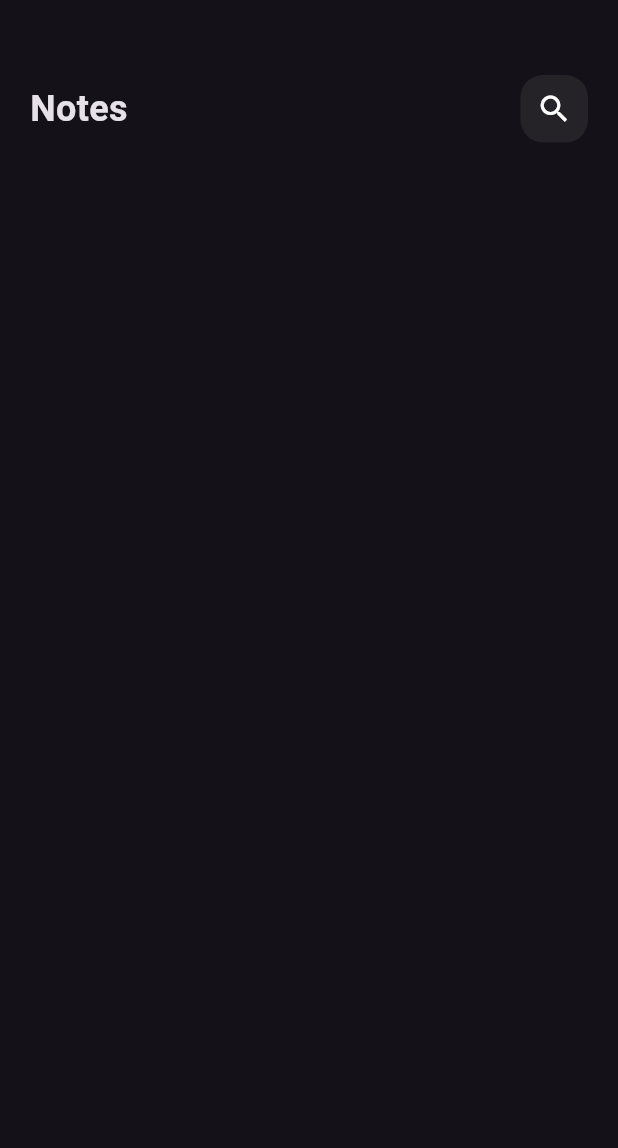
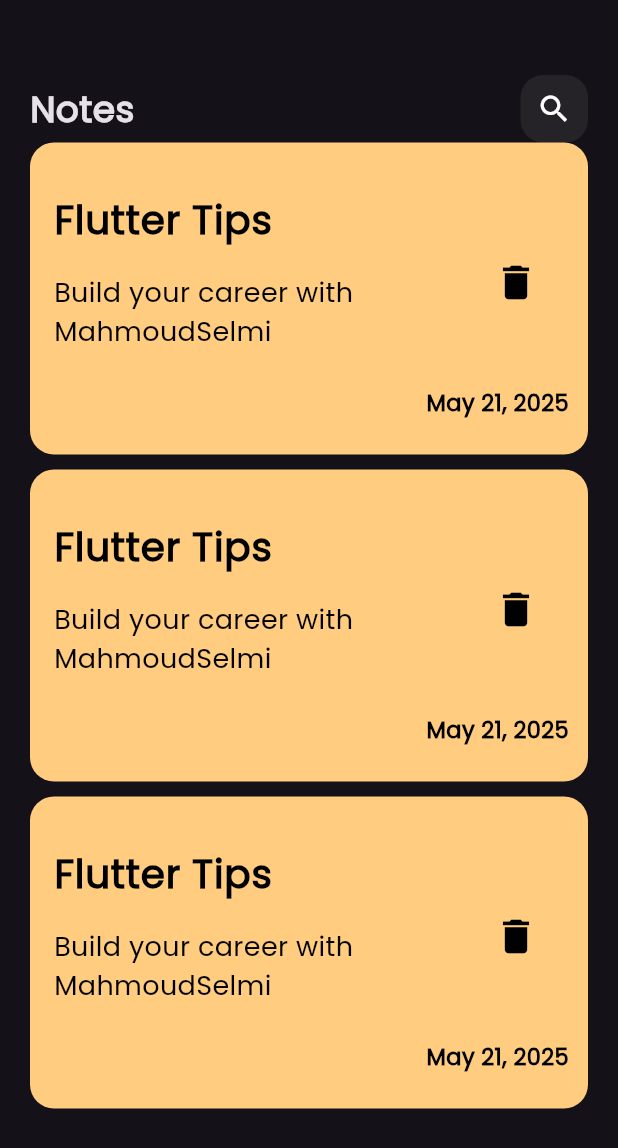
Before and after one commit to Ma7moudSelmy/Notes_App, a Flutter app: the screen it shows after launch, on a phone screen of 412 x 824 dp. Shown: the top 1148 px of the screen. Run offline on Flutter 3.47's test engine with Material 3 defaults, Android fonts, the phone set to English and light mode, and no system bars.

Commit message:
Add NoteItem widget for displaying notes with title, subtitle, and delete option

```diff
--- /dev/null
+++ b/lib/Widgets/NoteItem.dart
@@ -0,0 +1,53 @@
+import 'package:flutter/material.dart';
+
+class NoteItem extends StatelessWidget {
+  const NoteItem({super.key});
+
+  @override
+  Widget build(BuildContext context) {
+    return Container(
+      padding: const EdgeInsets.only(top: 24, bottom: 24),
+      decoration: BoxDecoration(
+        borderRadius: BorderRadius.circular(16),
+        color: Color(0xffFFCC80),
+      ),
+      child: Column(
+        crossAxisAlignment: CrossAxisAlignment.end,
+        children: [
+          ListTile(
+            title: const Text(
+              'Flutter Tips',
+
+              style: TextStyle(
+                fontSize: 26,
+                fontWeight: FontWeight.bold,
+                color: const Color.fromARGB(255, 0, 0, 0),
+              ),
+            ),
+            subtitle: Padding(
+              padding: const EdgeInsets.only(top: 16, bottom: 16),
+              child: const Text(
+                'Build your career with MahmoudSelmi',
+                style: TextStyle(fontSize: 18, color: Colors.black),
+              ),
+            ),
+            trailing: IconButton(
+              onPressed: () {},
+              icon: const Icon(Icons.delete, color: Colors.black),
+              iconSize: 30,
+            ),
+          ),
+
+          Text(
+            "May 21, 2025   ",
+            style: TextStyle(
+              color: Colors.black,
+              fontSize: 15,
+              fontWeight: FontWeight.bold,
+            ),
+          ),
+        ],
+      ),
+    );
+  }
+}
--- a/lib/Widgets/NotesViewBody.dart
+++ b/lib/Widgets/NotesViewBody.dart
@@ -1,5 +1,6 @@
 import 'package:flutter/material.dart';
 import 'package:notes_app/Widgets/CustomAppBar.dart';
+import 'package:notes_app/Widgets/NoteItem.dart';
 
 class NotesViewBody extends StatelessWidget {
   const NotesViewBody({super.key});
@@ -8,7 +9,17 @@ class NotesViewBody extends StatelessWidget {
   Widget build(BuildContext context) {
     return Padding(
       padding: const EdgeInsets.symmetric(horizontal: 20),
-      child: Column(children: const [SizedBox(height: 50), CustomAppBar()]),
+      child: Column(
+        children: const [
+          SizedBox(height: 50),
+          CustomAppBar(),
+          NoteItem(),
+          SizedBox(height: 10),
+          NoteItem(),
+          SizedBox(height: 10),
+          NoteItem(),
+        ],
+      ),
     );
   }
 }
--- a/lib/main.dart
+++ b/lib/main.dart
@@ -12,7 +12,7 @@ class Notes_App extends StatelessWidget {
   Widget build(BuildContext context) {
     return MaterialApp(
       debugShowCheckedModeBanner: false,
-      theme: ThemeData.dark(),
+      theme: ThemeData(brightness: Brightness.dark, fontFamily: "Poppins"),
       home: const Notes_View(),
     );
   }
```
Also changed, not shown: pubspec.yaml (+6 -14 lines), assets/fonts/Poppins-Regular.ttf (added).
